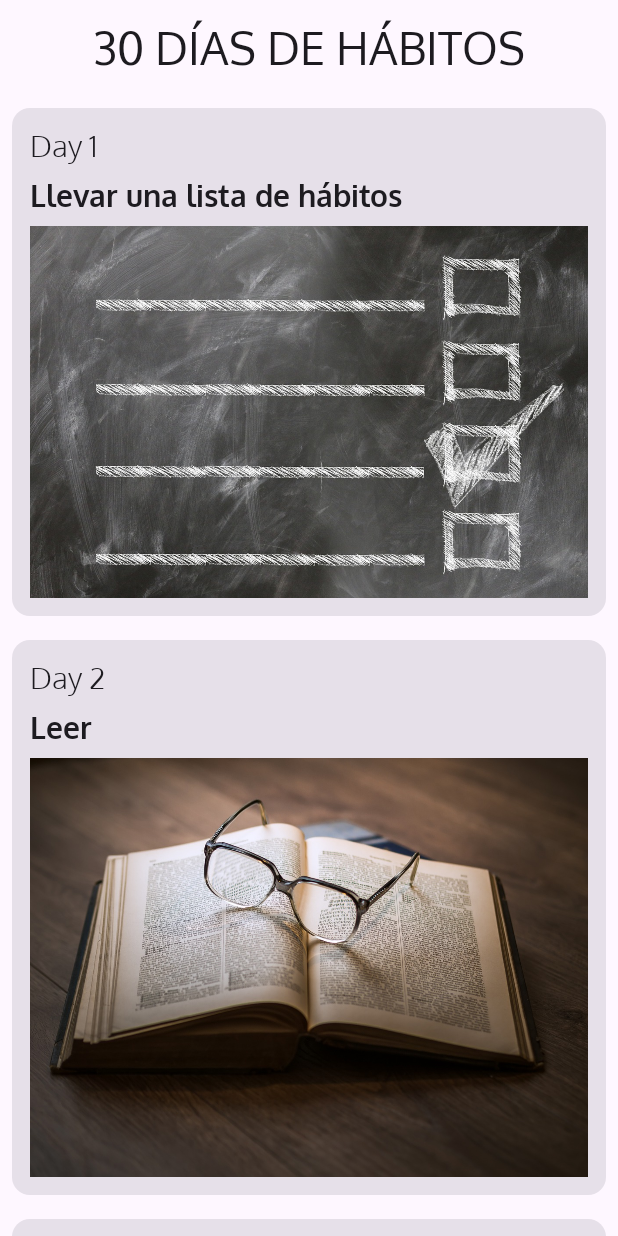
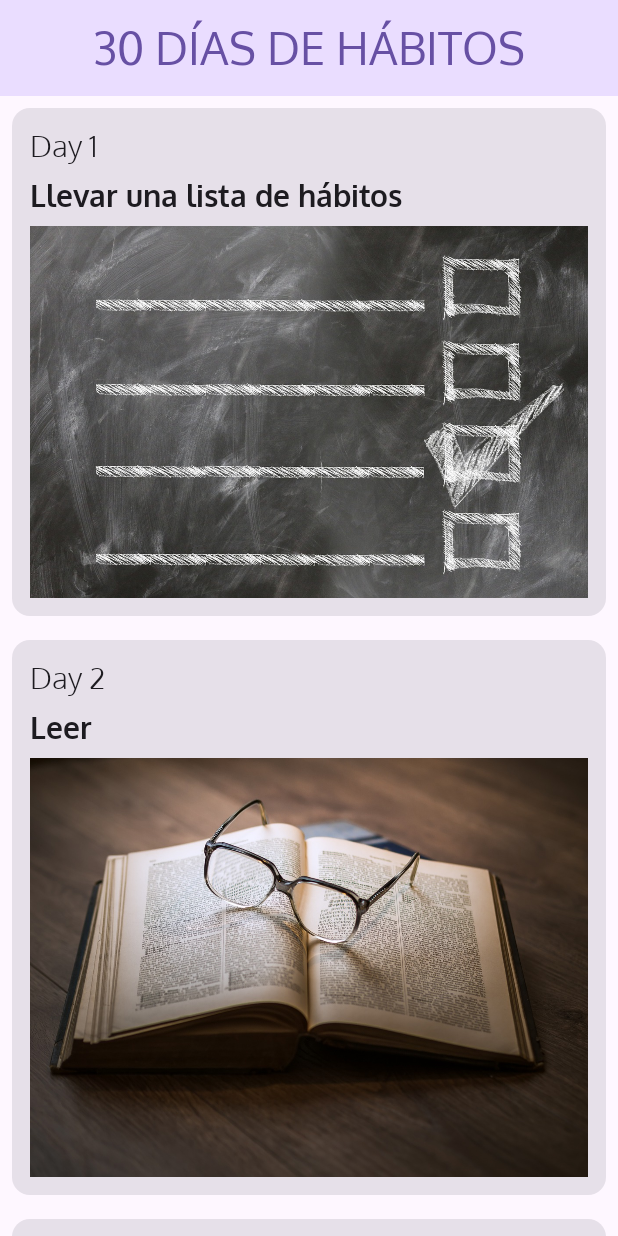
Before and after one commit to wxlterj/30-dias-de-habitos, an Android app built with Jetpack Compose: the screen it shows after launch (MainActivity), on a phone screen of 412 x 824 dp. Run offline under Robolectric (Android 15) with nearby library versions, the phone set to English and light mode, and no system bars.

Commit message:
Cambio del clickeable de la column a la card y cambio de color de la topbar

```diff
--- a/app/src/main/java/com/example/a30diasdehabitos/HabitsScreen.kt
+++ b/app/src/main/java/com/example/a30diasdehabitos/HabitsScreen.kt
@@ -52,11 +52,12 @@ fun HabitCardList(habitList: List<Habit>, paddingValues: PaddingValues, modifier
 fun HabitCard(habit: Habit, dayNum: Int, modifier: Modifier = Modifier) {
     var expanded by remember { mutableStateOf(false) }
 
-    Card(modifier = modifier) {
+    Card(modifier = modifier
+        .clickable { expanded = !expanded }
+    ) {
         Column(
             modifier = Modifier
                 .padding(12.dp)
-                .clickable { expanded = !expanded }
                 .animateContentSize(
                     animationSpec = spring(
                         dampingRatio = Spring.DampingRatioNoBouncy,
--- a/app/src/main/java/com/example/a30diasdehabitos/MainActivity.kt
+++ b/app/src/main/java/com/example/a30diasdehabitos/MainActivity.kt
@@ -10,6 +10,7 @@ import androidx.compose.material3.MaterialTheme
 import androidx.compose.material3.Scaffold
 import androidx.compose.material3.Surface
 import androidx.compose.material3.Text
+import androidx.compose.material3.TopAppBarDefaults
 import androidx.compose.runtime.Composable
 import androidx.compose.ui.Modifier
 import androidx.compose.ui.res.stringResource
@@ -54,6 +55,10 @@ fun HabitsTopAppBar(modifier: Modifier = Modifier) {
                 style = MaterialTheme.typography.displayLarge
             )
         },
+        colors = TopAppBarDefaults.centerAlignedTopAppBarColors(
+            containerColor = MaterialTheme.colorScheme.primaryContainer,
+            titleContentColor = MaterialTheme.colorScheme.primary
+        ),
         modifier = modifier
     )
 }
```
